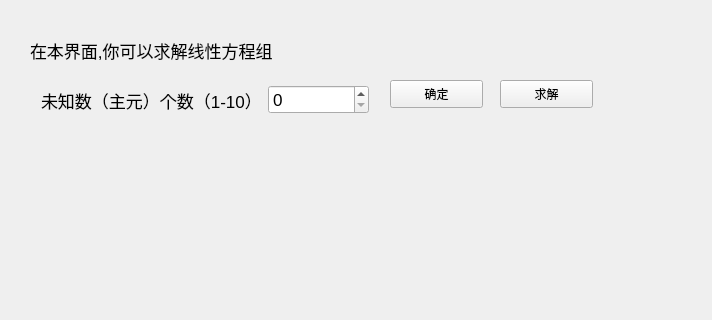
This is caculator(with qt gui)/caculator(with qt gui)/LinearEquation_gui.ui in AhaLims/calculator as Qt 5 draws it before an edit; both pictures show x 0 to 712 and y 0 to 320 of the 1161 by 967 pixel window. The edited form follows.
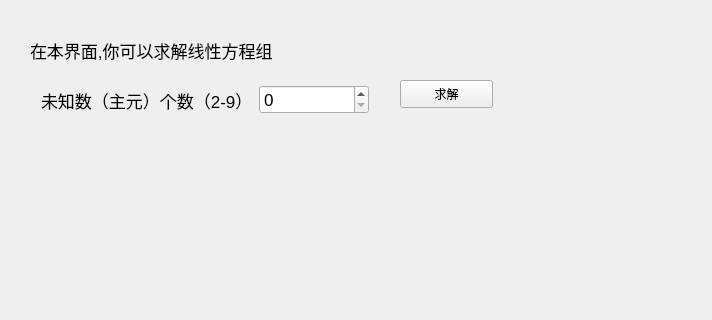
This is the edited form.

```diff
--- a/caculator(with qt gui)/caculator(with qt gui)/LinearEquation_gui.ui
+++ b/caculator(with qt gui)/caculator(with qt gui)/LinearEquation_gui.ui
@@ -60,7 +60,7 @@
        </font>
       </property>
       <property name="text">
-       <string>未知数（主元）个数（1-10）</string>
+       <string>未知数（主元）个数（2-9）</string>
       </property>
      </widget>
     </item>
@@ -75,23 +75,10 @@
     </item>
    </layout>
   </widget>
-  <widget class="QPushButton" name="change">
-   <property name="geometry">
-    <rect>
-     <x>390</x>
-     <y>80</y>
-     <width>93</width>
-     <height>28</height>
-    </rect>
-   </property>
-   <property name="text">
-    <string>确定</string>
-   </property>
-  </widget>
   <widget class="QPushButton" name="get_answer">
    <property name="geometry">
     <rect>
-     <x>500</x>
+     <x>400</x>
      <y>80</y>
      <width>93</width>
      <height>28</height>
```
Left out of the diff: 32 changed lines with no effect on the pictures.
